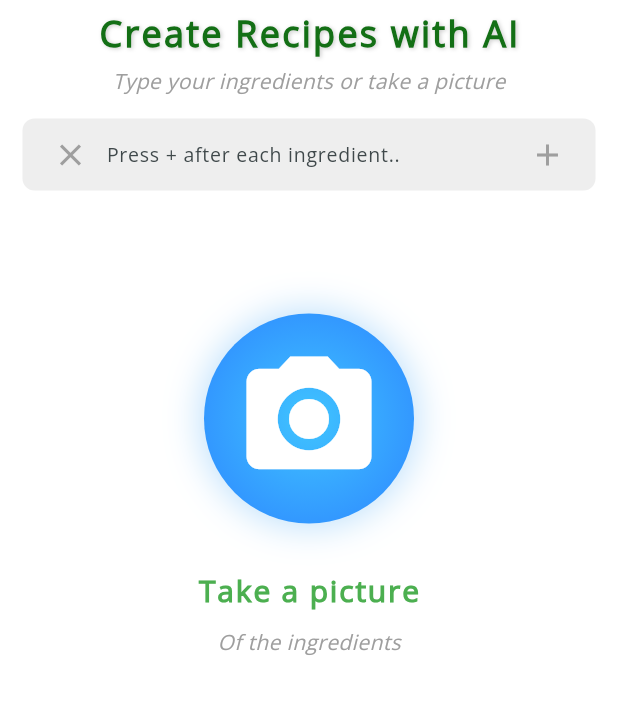
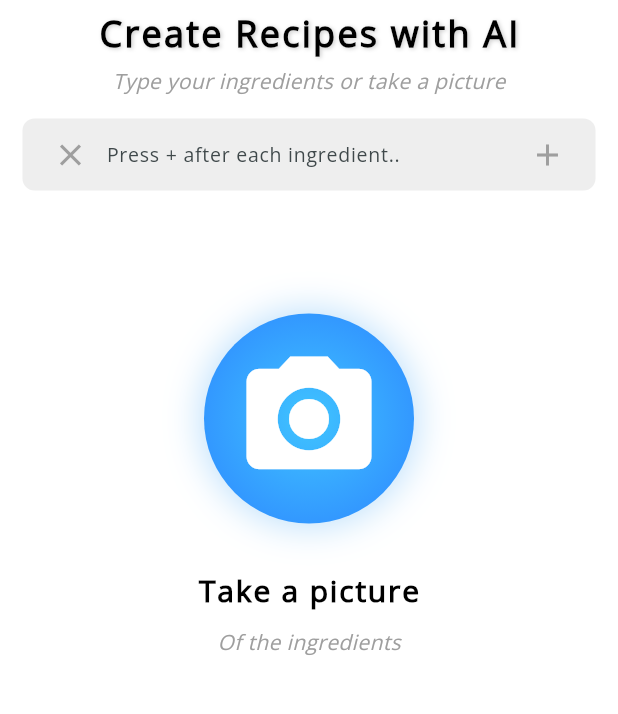
Before and after one commit to rafig184/cook-ai, a Flutter app: the screen it shows after launch, on a phone screen of 412 x 824 dp, the part 180-894 px from its top. Run offline on Flutter 3.47's test engine with Material 3 defaults, Android fonts, the phone set to English and light mode, and no system bars; our stand-ins replace google_generative_ai, hive, hive_flutter, image_picker, loading_animation_widget; missing offline and left inert: flutter_langdetect, social_share, translator; accounts and stored records are empty.

Commit message:
home page design changes

```diff
--- a/lib/searchPage.dart
+++ b/lib/searchPage.dart
@@ -427,7 +427,7 @@ class _SearchPageState extends State<SearchPage> {
                 fontSize: 24, // Increased font size for greater emphasis
                 fontWeight: FontWeight
                     .w600, // Use a slightly lighter weight for a modern feel
-                color: primaryColor, // Darker green for a professional look
+                color: Colors.black, // Darker green for a professional look
                 letterSpacing: 1.5, // Increased letter spacing for elegance
                 shadows: [
                   Shadow(
@@ -621,7 +621,7 @@ class _SearchPageState extends State<SearchPage> {
               : isAnalyzingImageError
                   ? Container()
                   : isSearch
-                      ? Container(
+                      ? Flexible(
                           child: isLoading
                               ? Padding(
                                   padding: const EdgeInsets.only(top: 150.0),
@@ -963,7 +963,7 @@ class _SearchPageState extends State<SearchPage> {
                                 style: TextStyle(
                                   fontSize: 20, // Larger text for emphasis
                                   fontWeight: FontWeight.bold,
-                                  color: Colors.green, // Using green for text
+                                  color: Colors.black, // Using green for text
                                   letterSpacing: 1.2, // Spacing for modern look
                                 ),
                               ),
```
Also changed, not shown: lib/calories_calc.dart (+23 -9 lines).
